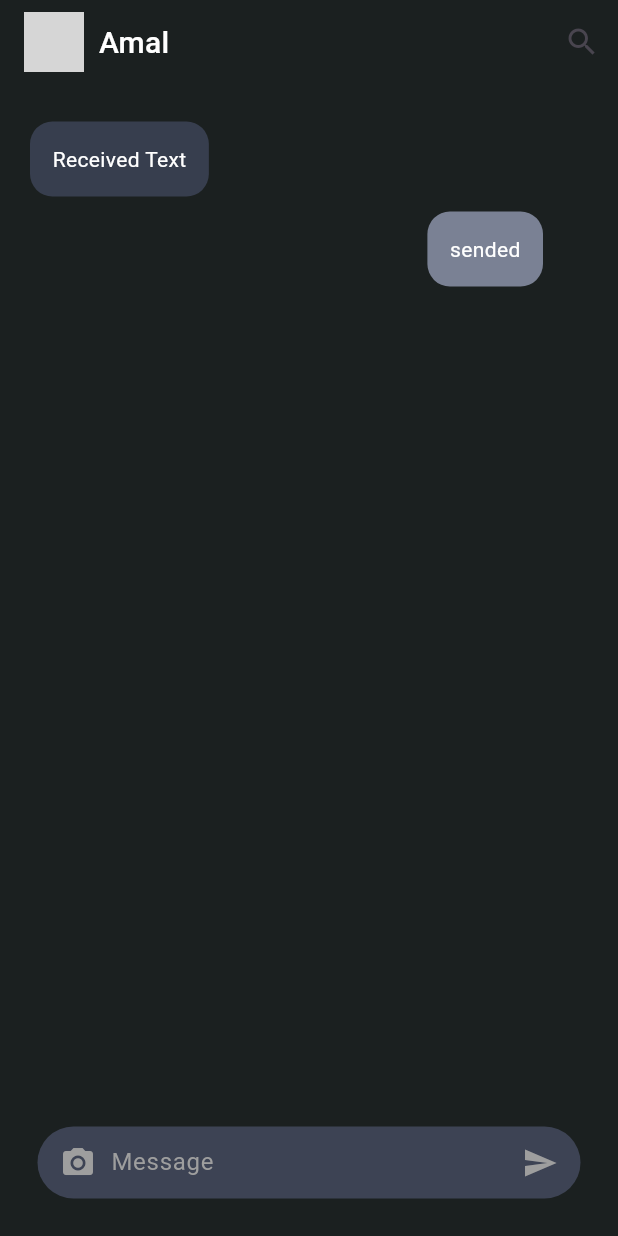
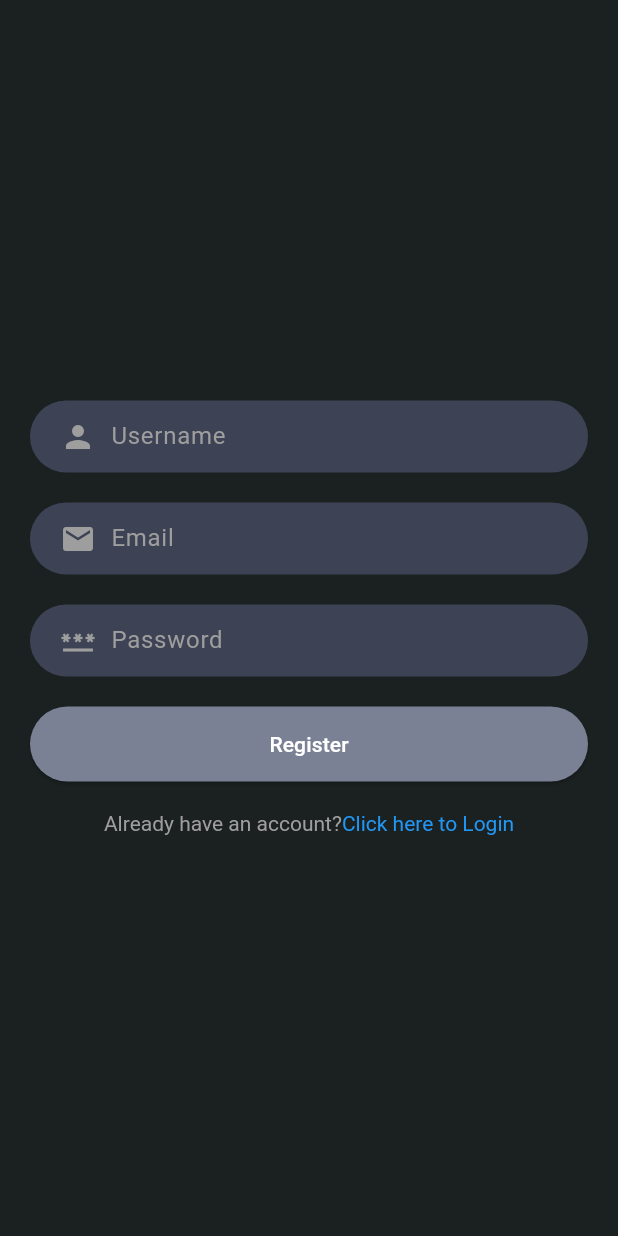
Before and after one commit to amalpradeep271/chat_app, a Flutter app: the screen it shows after launch, on a phone screen of 412 x 824 dp. Run offline on Flutter 3.47's test engine with Material 3 defaults, Android fonts, the phone set to English and light mode, and no system bars; our stand-ins replace google_fonts; grey boxes are pictures that could not be loaded.

Commit message:
created registration page ui

```diff
--- a/lib/main.dart
+++ b/lib/main.dart
@@ -1,6 +1,7 @@
 import 'package:chat_app/chat_page.dart';
 import 'package:chat_app/core/theme.dart';
 import 'package:chat_app/message_page.dart';
+import 'package:chat_app/registration_page.dart';
 import 'package:flutter/material.dart';
 
 void main() {
@@ -16,7 +17,7 @@ class MyApp extends StatelessWidget {
       debugShowCheckedModeBanner: false,
       title: 'Flutter Demo',
       theme: AppTheme.darkTheme,
-      home: ChatPage(),
+      home: RegistrationPage(),
     );
   }
 }
--- /dev/null
+++ b/lib/registration_page.dart
@@ -0,0 +1,104 @@
+import 'package:chat_app/core/theme.dart';
+import 'package:flutter/material.dart';
+
+class RegistrationPage extends StatefulWidget {
+  const RegistrationPage({super.key});
+
+  @override
+  State<RegistrationPage> createState() => _RegistrationPageState();
+}
+
+class _RegistrationPageState extends State<RegistrationPage> {
+  final TextEditingController _usernameController = TextEditingController();
+  final TextEditingController _emailController = TextEditingController();
+  final TextEditingController _passwordController = TextEditingController();
+
+  @override
+  Widget build(BuildContext context) {
+    return Scaffold(
+      body: Center(
+        child: Padding(
+          padding: const EdgeInsets.all(20),
+          child: Column(
+            spacing: 20,
+            mainAxisAlignment: MainAxisAlignment.center,
+            crossAxisAlignment: CrossAxisAlignment.stretch,
+
+            children: [
+              _buildTextInput('Username', Icons.person, _usernameController),
+              _buildTextInput('Email', Icons.email, _emailController),
+              _buildTextInput('Password', Icons.password, _passwordController),
+              _buildRegistrationButton(),
+              _buildLoginPrompt(),
+            ],
+          ),
+        ),
+      ),
+    );
+  }
+
+  Widget _buildTextInput(
+    String hintText,
+    IconData icon,
+    TextEditingController controller, {
+    bool isPassword = false,
+  }) {
+    return Container(
+      decoration: BoxDecoration(
+        color: DefaultColors.sendMessageInput,
+        borderRadius: BorderRadius.circular(25),
+      ),
+      padding: EdgeInsets.symmetric(horizontal: 20),
+      child: Row(
+        children: [
+          Icon(icon, color: Colors.grey),
+          SizedBox(width: 10),
+          Expanded(
+            child: TextField(
+              controller: controller,
+              obscureText: isPassword,
+              decoration: InputDecoration(
+                hintText: hintText,
+                hintStyle: TextStyle(color: Colors.grey),
+                border: InputBorder.none,
+              ),
+              style: TextStyle(color: Colors.white),
+            ),
+          ),
+        ],
+      ),
+    );
+  }
+
+  Widget _buildRegistrationButton() {
+    return ElevatedButton(
+      style: ElevatedButton.styleFrom(
+        backgroundColor: DefaultColors.buttonColor,
+        shape: RoundedRectangleBorder(borderRadius: BorderRadius.circular(25)),
+        padding: EdgeInsets.symmetric(vertical: 15),
+      ),
+      onPressed: () {},
+      child: Text('Register', style: TextStyle(color: Colors.white)),
+    );
+  }
+
+  Widget _buildLoginPrompt() {
+    return Center(
+      child: GestureDetector(
+        onTap: () {},
+        child: RichText(
+          text: TextSpan(
+            text: "Already have an account?",
+            style: TextStyle(color: Colors.grey),
+            children: [
+              TextSpan(
+                text: "Click here to Login",
+                style: TextStyle(color: Colors.blue),
+              ),
+            ],
+          ),
+        ),
+      ),
+    );
+  }
+}
```
